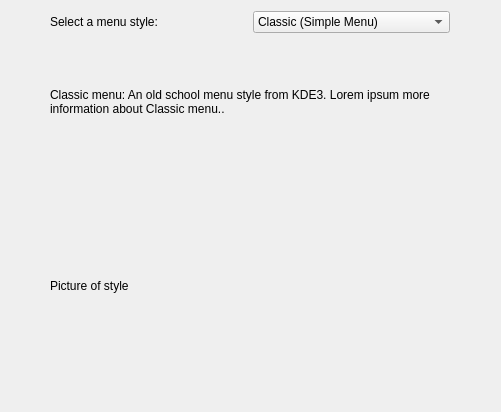
Qt form kde4/kaptan4/src/gui/menuWidget.ui (pars-linux/uludag) before a commit.
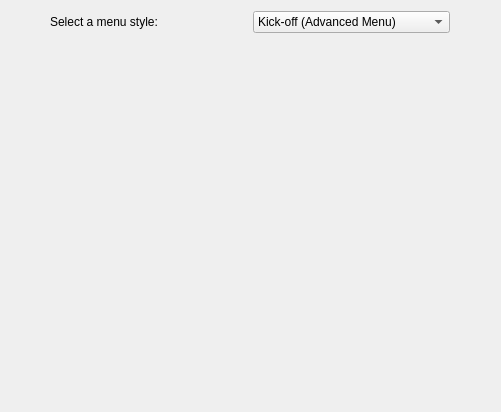
The same form after that commit. Icons and pictures are not drawn.

Commit message: menu screen is ready

```diff
--- a/kde4/kaptan4/src/gui/menuWidget.ui
+++ b/kde4/kaptan4/src/gui/menuWidget.ui
@@ -24,11 +24,6 @@
      </item>
      <item>
       <widget class="QComboBox" name="menuStyles" >
-       <item>
-        <property name="text" >
-         <string>Classic (Simple Menu)</string>
-        </property>
-       </item>
        <item>
         <property name="text" >
          <string>Kick-off (Advanced Menu)</string>
@@ -51,7 +46,7 @@
         <enum>QFrame::Raised</enum>
        </property>
        <property name="text" >
-        <string>Classic menu: An old school menu style from KDE3. Lorem ipsum more information about Classic menu..</string>
+        <string/>
        </property>
        <property name="wordWrap" >
         <bool>true</bool>
@@ -79,7 +74,10 @@
         </size>
        </property>
        <property name="text" >
-        <string>Picture of style</string>
+        <string/>
+       </property>
+       <property name="pixmap" >
+        <pixmap>../pics/kickoff.png</pixmap>
        </property>
       </widget>
      </item>
```
Left out of the diff: 5 changed lines with no effect on the pictures. The commit also changes 1 other file.
